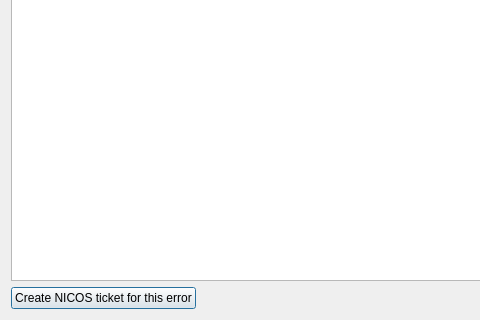
Above: nicos/clients/gui/dialogs/traceback.ui from mlz-ictrl/nicos before the change; both pictures show x 0 to 480 and y 290 to 610 of the 905 by 610 pixel window. Below: the same form after it.
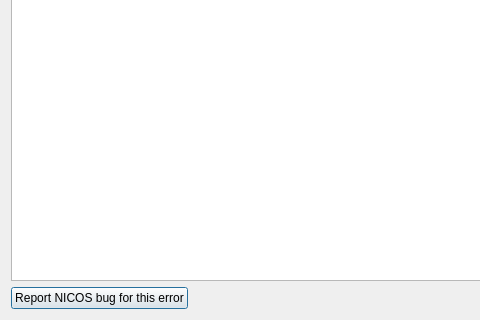
That is the form after the change.

Commit message: guiconfig: Replace BugReport Browser with BugReporting Tool.

```diff
--- a/nicos/clients/gui/dialogs/traceback.ui
+++ b/nicos/clients/gui/dialogs/traceback.ui
@@ -71,7 +71,7 @@
      <item>
       <widget class="QPushButton" name="ticketButton">
        <property name="text">
-        <string>Create NICOS ticket for this error</string>
+        <string>Report NICOS bug for this error</string>
        </property>
       </widget>
      </item>
```
The commit also changes 20 other files.
